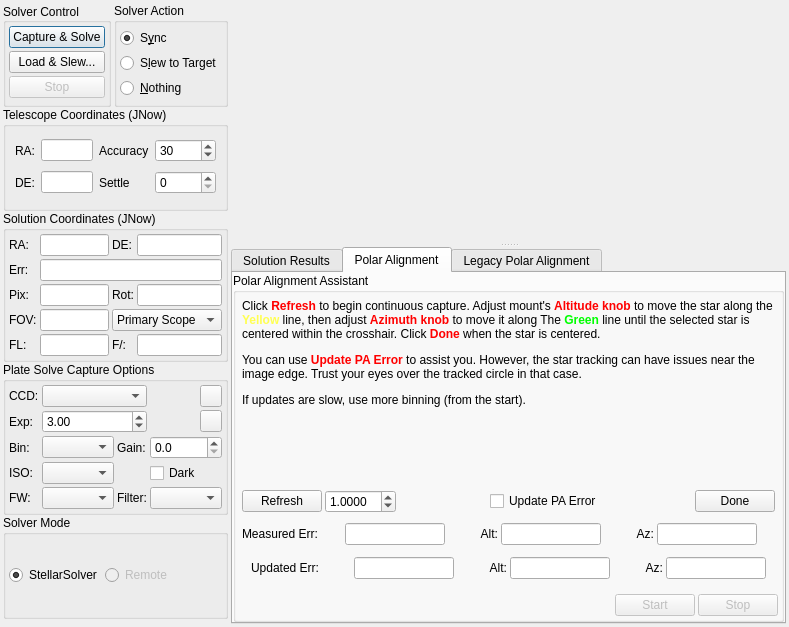
The window that kstars/ekos/align/align.ui (KDE/kstars) describes before a commit, drawn with Qt 5.
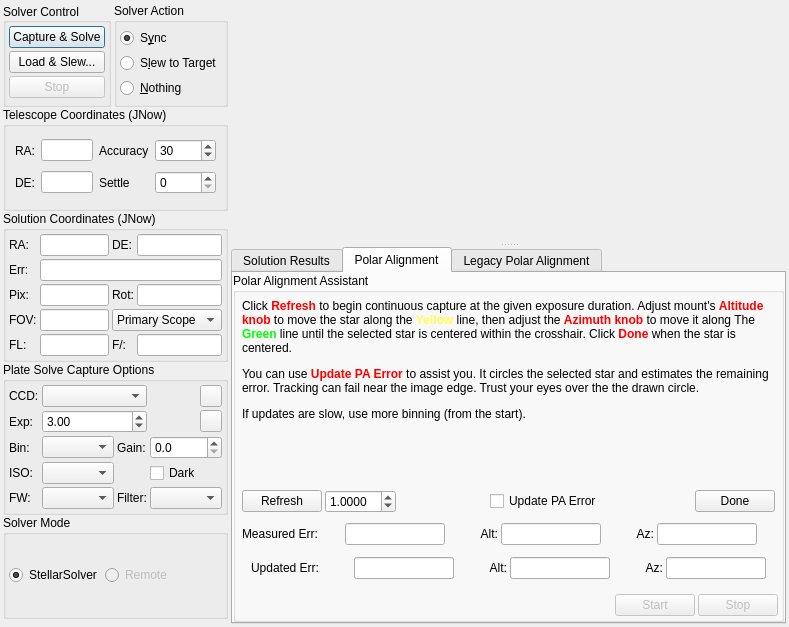
The same window after the commit. The open tabs and pages were chosen to show the change. Custom widgets are drawn as their Qt base class.

Commit message: PAA UI: Fix wording. Speedup drawing of circle.

```diff
--- a/kstars/ekos/align/align.ui
+++ b/kstars/ekos/align/align.ui
@@ -1515,7 +1515,7 @@
                <item>
                 <widget class="QLabel" name="refreshText">
                  <property name="text">
-                  <string>&lt;html&gt;&lt;head/&gt;&lt;body&gt;&lt;p&gt;Click &lt;span style=&quot; font-weight:600; color:#ff0000;&quot;&gt;Refresh&lt;/span&gt; to begin continuous capture. Adjust mount's &lt;span style=&quot; font-weight:600; color:#ff0000;&quot;&gt;Altitude knob&lt;/span&gt; to move the star along the &lt;span style=&quot; font-weight:600; color:#ffff50;&quot;&gt;Yellow&lt;/span&gt; line, then adjust &lt;span style=&quot; font-weight:600; color:#ff0000;&quot;&gt;Azimuth knob&lt;/span&gt; to move it along The &lt;span style=&quot; font-weight:600; color:#00ff00;&quot;&gt;Green&lt;/span&gt; line until the selected star is centered within the crosshair. Click &lt;span style=&quot; font-weight:600; color:#ff0000;&quot;&gt;Done&lt;/span&gt; when the star is centered.&lt;/p&gt;&lt;p&gt;You can use &lt;span style=&quot; font-weight:600; color:#ff0000;&quot;&gt;Update PA Error&lt;/span&gt; to assist you. However, the star tracking can have issues near the image edge. Trust your eyes over the tracked circle in that case.&lt;/p&gt;&lt;p&gt;If updates are slow, use more binning (from the start).&lt;/p&gt;&lt;/body&gt;&lt;/html&gt;</string>
+                  <string>&lt;html&gt;&lt;head/&gt;&lt;body&gt;&lt;p&gt;Click &lt;span style=&quot; font-weight:600; color:#ff0000;&quot;&gt;Refresh&lt;/span&gt; to begin continuous capture at the given exposure duration. Adjust mount's &lt;span style=&quot; font-weight:600; color:#ff0000;&quot;&gt;Altitude knob&lt;/span&gt; to move the star along the &lt;span style=&quot; font-weight:600; color:#ffff50;&quot;&gt;Yellow&lt;/span&gt; line, then adjust the &lt;span style=&quot; font-weight:600; color:#ff0000;&quot;&gt;Azimuth knob&lt;/span&gt; to move it along The &lt;span style=&quot; font-weight:600; color:#00ff00;&quot;&gt;Green&lt;/span&gt; line until the selected star is centered within the crosshair. Click &lt;span style=&quot; font-weight:600; color:#ff0000;&quot;&gt;Done&lt;/span&gt; when the star is centered.&lt;/p&gt; &lt;p&gt;You can use &lt;span style=&quot; font-weight:600; color:#ff0000;&quot;&gt;Update PA Error&lt;/span&gt; to assist you. It circles the selected star and estimates the remaining error. Tracking can fail near the image edge. Trust your eyes over the the drawn circle.&lt;/p&gt;&lt;p&gt;If updates are slow, use more binning (from the start).&lt;/p&gt;      &lt;/body&gt;&lt;/html&gt;</string>
                  </property>
                  <property name="wordWrap">
                   <bool>true</bool>
```
The commit also changes 2 other files.
